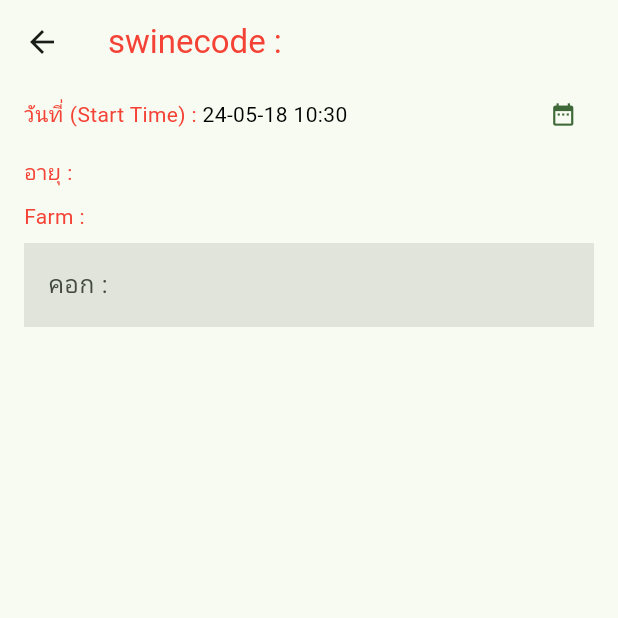
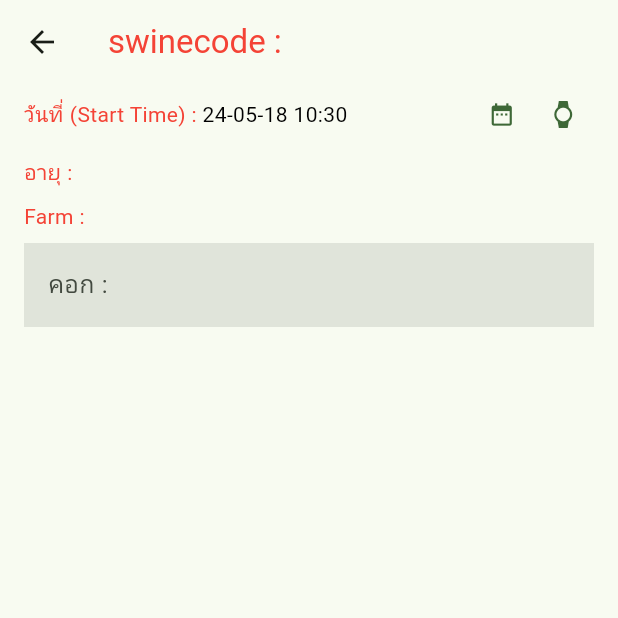
Before and after one commit to masterUNG/formanimal, a Flutter app: the DisplayDetail screen opened directly with empty values, on a phone screen of 412 x 824 dp, the top half of it. Run offline on Flutter 3.47's test engine with Material 3 defaults, Android fonts, the phone set to English and light mode, and no system bars; drawn by our look-alikes of getwidget; our stand-ins replace dio, easy_refresh, get; network calls fail.

Commit message:
Start Date Success

```diff
--- a/lib/states/display_detail.dart
+++ b/lib/states/display_detail.dart
@@ -37,6 +37,13 @@ class _DisplayDetailState extends State<DisplayDetail> {
     super.initState();
 
     appController.display.value = false;
+
+    if (appController.startTimes.isNotEmpty) {
+      appController.startTimes.clear();
+      appController.startTimes.add(DateTime.now());
+    } else {
+      appController.startTimes.add(DateTime.now());
+    }
   }
 
   @override
@@ -53,15 +60,7 @@ class _DisplayDetailState extends State<DisplayDetail> {
           child: ListView(
             padding: const EdgeInsets.symmetric(horizontal: 16),
             children: [
-              Row(mainAxisAlignment: MainAxisAlignment.spaceBetween,
-                children: [
-                  WidgetTextRich(
-                      head: 'วันที่ (Start Time)',
-                      value: AppService()
-                          .changeTimeToString(dateTime: DateTime.now())),
-                  WidgetIconButton(icon: Icons.date_range, onPressed: () {  },)
-                ],
-              ),
+              displayStartTime(context),
               const SizedBox(height: 8),
               WidgetTextRich(
                   head: 'อายุ', value: widget.swineCodeModel.birthdate),
@@ -170,4 +169,68 @@ class _DisplayDetailState extends State<DisplayDetail> {
       ),
     );
   }
+
+  Row displayStartTime(BuildContext context) {
+    return Row(
+      mainAxisAlignment: MainAxisAlignment.spaceBetween,
+      children: [
+        Obx(() => appController.startTimes.isEmpty
+            ? const SizedBox()
+            : WidgetTextRich(
+                head: 'วันที่ (Start Time)',
+                value: AppService().changeTimeToString(
+                    dateTime: appController.startTimes.last))),
+        Row(
+          mainAxisSize: MainAxisSize.min,
+          children: [
+            WidgetIconButton(
+              icon: Icons.date_range,
+              onPressed: () async {
+                var chooseDateTime = await showDatePicker(
+                  context: context,
+                  firstDate: DateTime(appController.startTimes.last.year - 1),
+                  lastDate: DateTime.now(),
+                  initialDate: appController.startTimes.last,
+                );
+
+                if (chooseDateTime != null) {
+                  var result = DateTime(
+                      chooseDateTime.year,
+                      chooseDateTime.month,
+                      chooseDateTime.day,
+                      appController.startTimes.last.hour,
+                      appController.startTimes.last.minute);
+
+                  appController.startTimes.add(result);
+                }
+              },
+            ),
+            WidgetIconButton(
+              icon: Icons.watch,
+              onPressed: () async {
+                TimeOfDay timeOfDay = TimeOfDay(
+                    hour: appController.startTimes.last.hour,
+                    minute: appController.startTimes.last.minute);
+
+                var timePicker = await showTimePicker(
+                    context: context, initialTime: timeOfDay);
+
+                if (timePicker != null) {
+                  DateTime newDateTime = DateTime(
+                    appController.startTimes.last.year,
+                    appController.startTimes.last.month,
+                    appController.startTimes.last.day,
+                    timePicker.hour,
+                    timePicker.minute,
+                  );
+
+                  appController.startTimes.add(newDateTime);
+                }
+              },
+            ),
+          ],
+        ),
+      ],
+    );
+  }
 }
--- a/lib/utility/app_controller.dart
+++ b/lib/utility/app_controller.dart
@@ -3,10 +3,9 @@ import 'package:get/get.dart';
 
 class AppController extends GetxController {
   RxList swineCodeModels = <SwineCodeModel>[].obs;
+  RxInt amountLoad = 100.obs;
+  RxList chooseCaseAnimals = <bool>[].obs;
+  RxBool display = false.obs;
 
-  RxInt amountLoad = 100.obs;
-
-  RxList chooseCaseAnimals = <bool>[].obs;
-
-  RxBool display = false.obs;
+  RxList startTimes = <DateTime>[].obs;
 }
```
